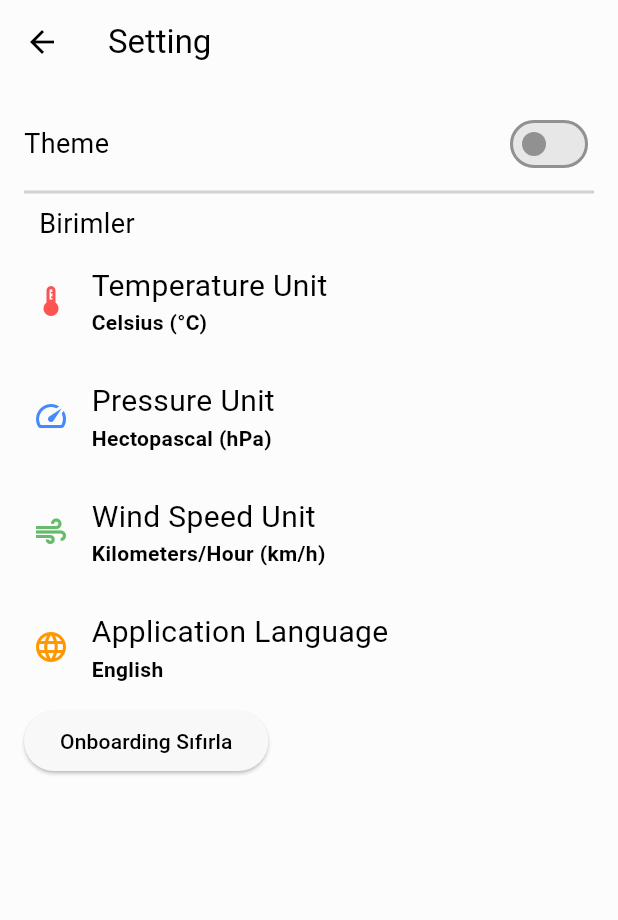
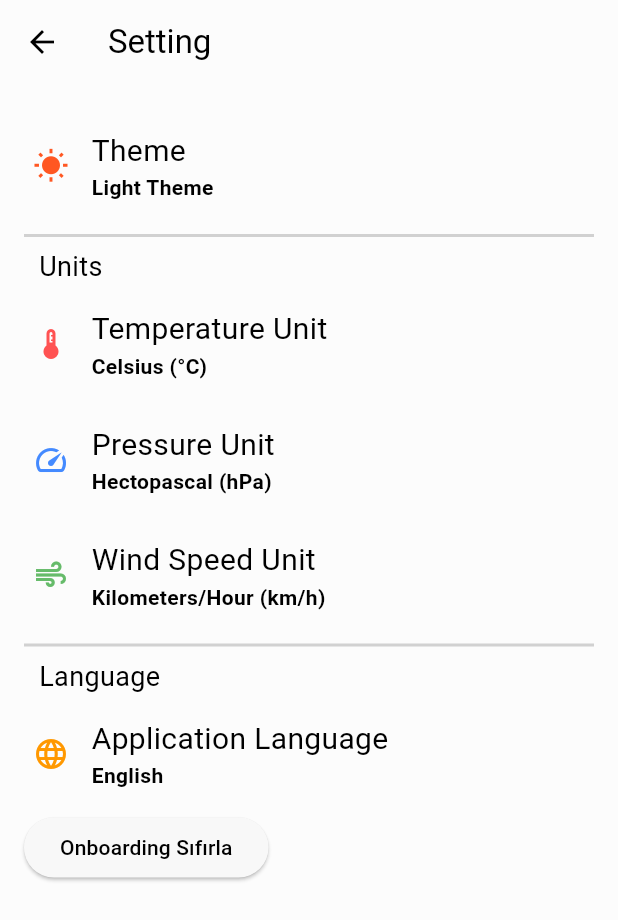
Before and after one commit to Yido1007/weather_forecast, a Flutter app: the SettingsScreen screen opened directly, on a phone screen of 412 x 824 dp. Shown: the top 920 px of the screen. Run offline on Flutter 3.47's test engine with Material 3 defaults, Android fonts, the phone set to English and light mode, and no system bars; our stand-ins replace easy_localization, flex_color_scheme, flutter_dotenv, flutter_local_notifications, flutter_map, flutter_svg and 6 more; accounts and stored records are empty.

Commit message:
update theme swtich to the alert dialog

```diff
--- a/assets/lang/en.json
+++ b/assets/lang/en.json
@@ -11,6 +11,8 @@
     "fav": "Add to Favorites",
     "unfav": "Remove From Favorites",
     "theme": "Theme",
+    "dark": "Dark Theme",
+    "light": "Light Theme",
     "humidity": "Humidity",
     "wind": "Wind",
     "pressure": "Pressure",
@@ -57,5 +59,6 @@
     "m/s": "Meters/Second (m/s)",
     "m/h": "Miles/Hour (mph)",
     "select-lang": "Select Language",
-    "app-lang": "Application Language"
+    "app-lang": "Application Language",
+    "lang": "Language"
 }
--- a/assets/lang/tr.json
+++ b/assets/lang/tr.json
@@ -11,6 +11,9 @@
     "fav": "Favorilere Ekle",
     "unfav": "Favorilerden Kaldır",
     "theme": "Tema",
+    "dark":"Koyu Tema",
+    "light": "Açık Tema",
+    "select-theme":"Select Theme",
     "humidity": "Nem",
     "wind": "Rüzgar",
     "pressure": "Basınç",
@@ -57,5 +60,6 @@
     "m/s": "Metre/Saniye (m/s)",
     "mph": "Mil/Saat (mph)",
     "select-lang": "Dili Seç",
-    "app-lang":"Uygulama Dili"
+    "app-lang":"Uygulama Dili",
+    "lang":"Dil"
 }
--- a/lib/screen/static/settings.dart
+++ b/lib/screen/static/settings.dart
@@ -218,11 +218,48 @@ class SettingsScreen extends StatelessWidget {
     );
   }
 
+  //change theme alert dialog
+  void showThemeSelectDialog(BuildContext context) {
+    final themeProvider = Provider.of<ThemeProvider>(context, listen: false);
+
+    showDialog(
+      context: context,
+      builder:
+          (context) => AlertDialog(
+            title: Text('select-theme'),
+            content: Column(
+              mainAxisSize: MainAxisSize.min,
+              children: [
+                ListTile(
+                  leading: const Icon(Icons.light_mode, color: Colors.amber),
+                  title: Text('light'.tr()),
+                  onTap: () {
+                    if (themeProvider.isDarkMode) {
+                      themeProvider.toggleTheme();
+                    }
+                    Navigator.pop(context);
+                  },
+                ),
+                ListTile(
+                  leading: const Icon(Icons.dark_mode, color: Colors.blueGrey),
+                  title: Text('dark'.tr()),
+                  onTap: () {
+                    if (!themeProvider.isDarkMode) {
+                      themeProvider.toggleTheme();
+                    }
+                    Navigator.pop(context);
+                  },
+                ),
+              ],
+            ),
+          ),
+    );
+  }
+
   const SettingsScreen({super.key});
 
   @override
   Widget build(BuildContext context) {
-    final themeProvider = Provider.of<ThemeProvider>(context);
     //temperature Provider
     final unitProvider = Provider.of<TemperatureUnitProvider>(context);
     final tempUnitProvider = Provider.of<TemperatureUnitProvider>(context);
@@ -236,6 +273,8 @@ class SettingsScreen extends StatelessWidget {
     final windSpeedProvider = Provider.of<WindSpeedUnitProvider>(context);
     final windSpeedUnit = windSpeedProvider.windSpeedUnit;
     final windSpeedUnitName = windSpeedUnitFullName(windSpeedUnit);
+    //theme
+    final isDark = Theme.of(context).brightness == Brightness.dark;
     return Scaffold(
       appBar: AppBar(title: Text('settings'.tr())),
       body: Padding(
@@ -243,26 +282,20 @@ class SettingsScreen extends StatelessWidget {
         child: Column(
           crossAxisAlignment: CrossAxisAlignment.start,
           children: [
-            //Theme Switch
-            //ALERT DİALOG İLE GÖSTERİM SAĞLANABİLİR!!
-            Row(
-              mainAxisAlignment: MainAxisAlignment.spaceBetween,
-              children: [
-                Text("theme".tr(), style: const TextStyle(fontSize: 18)),
-                Switch(
-                  value: themeProvider.isDarkMode,
-                  onChanged: (value) {
-                    themeProvider.toggleTheme();
-                  },
-                ),
-              ],
+            //Theme
+            SettingUnitRow(
+              icon: isDark ? Icons.nightlight_round : Icons.wb_sunny,
+              iconColor: isDark ? Colors.amber : Colors.deepOrange,
+              title: "theme".tr(),
+              subtitle: isDark ? "dark".tr() : "light".tr(),
+              onTap: () => showThemeSelectDialog(context),
             ),
             Divider(thickness: 2),
             //units
             Padding(
               padding: const EdgeInsets.symmetric(horizontal: 10),
               child: Text(
-                "Birimler",
+                "units".tr(),
                 style: TextStyle(
                   color: Theme.of(context).colorScheme.primary,
                   fontSize: 18,
@@ -293,7 +326,18 @@ class SettingsScreen extends StatelessWidget {
               subtitle: windSpeedUnitName.tr(),
               onTap: () => showWindSpeedUnitDialog(context),
             ),
-            //Change language
+            Divider(thickness: 2),
+            //Language
+            Padding(
+              padding: const EdgeInsets.symmetric(horizontal: 10),
+              child: Text(
+                "lang".tr(),
+                style: TextStyle(
+                  color: Theme.of(context).colorScheme.primary,
+                  fontSize: 18,
+                ),
+              ),
+            ), //Change language
             SettingUnitRow(
               icon: Icons.language,
               iconColor: Colors.orange,
```
